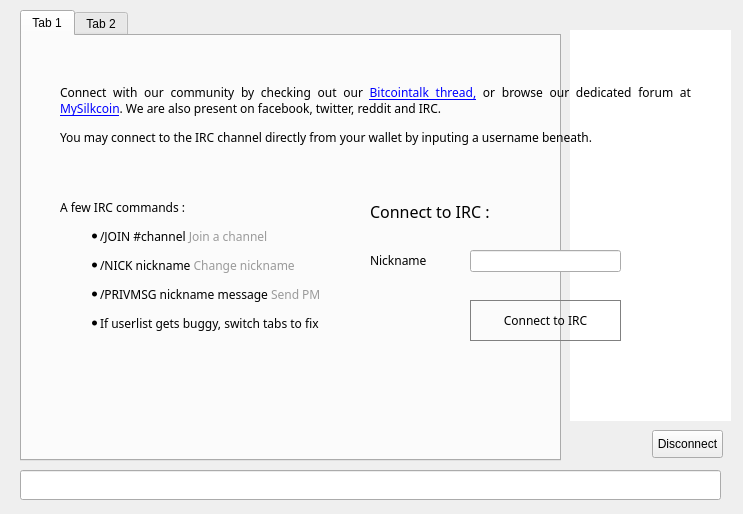
The window that src/qt/forms/chatwindow.ui (shnurf/silkcoin) describes before a commit, drawn with Qt 5.
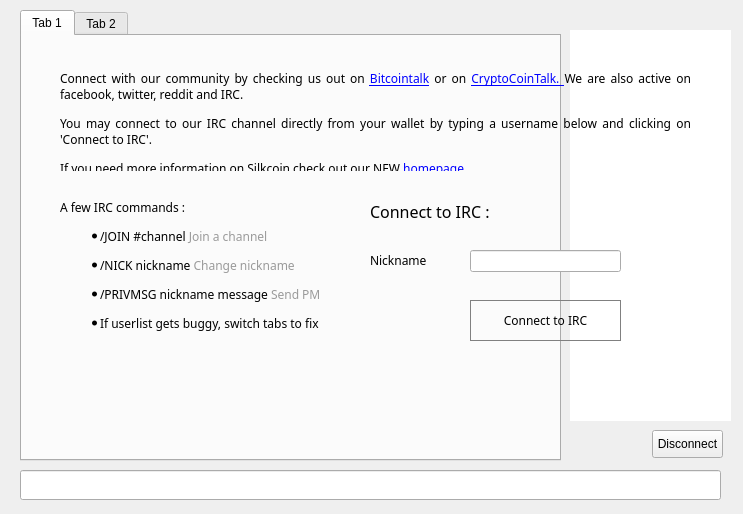
The same window after the commit. Icons and pictures are not drawn.

Diff of the .ui file:
```diff
--- a/src/qt/forms/chatwindow.ui
+++ b/src/qt/forms/chatwindow.ui
@@ -172,11 +172,11 @@
        <x>60</x>
        <y>70</y>
        <width>631</width>
-       <height>91</height>
+       <height>101</height>
       </rect>
      </property>
      <property name="text">
-      <string>&lt;html&gt;&lt;head/&gt;&lt;body&gt;&lt;p align=&quot;justify&quot;&gt;&lt;span style=&quot; font-size:9pt;&quot;&gt;Connect with our community by checking out our &lt;/span&gt;&lt;a href=&quot;https://bitcointalk.org/index.php?topic=599438.0&quot;&gt;&lt;span style=&quot; font-size:9pt; text-decoration: underline; color:#0000ff;&quot;&gt;Bitcointalk thread,&lt;/span&gt;&lt;/a&gt;&lt;span style=&quot; font-size:9pt;&quot;&gt; or browse our dedicated forum at &lt;/span&gt;&lt;a href=&quot;http://www.mysilkcoin.com&quot;&gt;&lt;span style=&quot; font-size:9pt; text-decoration: underline; color:#0000ff;&quot;&gt;MySilkcoin&lt;/span&gt;&lt;/a&gt;&lt;span style=&quot; font-size:9pt;&quot;&gt;. We are also present on facebook, twitter, reddit and IRC.&lt;/span&gt;&lt;/p&gt;&lt;p align=&quot;justify&quot;&gt;&lt;span style=&quot; font-size:9pt;&quot;&gt;You may connect to the IRC channel directly from your wallet by inputing a username beneath.&lt;/span&gt;&lt;/p&gt;&lt;/body&gt;&lt;/html&gt;</string>
+      <string>&lt;html&gt;&lt;head/&gt;&lt;body&gt;&lt;p align=&quot;justify&quot;&gt;Connect with our community by checking us out on &lt;a href=&quot;https://bitcointalk.org/index.php?topic=676976.0&quot;&gt;&lt;span style=&quot; text-decoration: underline; color:#0000ff;&quot;&gt;Bitcointalk&lt;/span&gt;&lt;/a&gt; or on &lt;a href=&quot;https://cryptocointalk.com/forum/1288-silkcoin-sc/&quot;&gt;&lt;span style=&quot; text-decoration: underline; color:#0000ff;&quot;&gt;CryptoCoinTalk. &lt;/span&gt;&lt;/a&gt;We are also active on facebook, twitter, reddit and IRC.&lt;/p&gt;&lt;p align=&quot;justify&quot;&gt;You may connect to our IRC channel directly from your wallet by typing a username below and clicking on 'Connect to IRC'.&lt;/p&gt;&lt;p align=&quot;justify&quot;&gt;If you need more information on Silkcoin check out our NEW &lt;a href=&quot;http://silkcoin.moniq.sk/&quot;&gt;&lt;span style=&quot; text-decoration: underline; color:#0000ff;&quot;&gt;homepage&lt;/span&gt;&lt;/a&gt;. &lt;/p&gt;&lt;/body&gt;&lt;/html&gt;</string>
      </property>
      <property name="wordWrap">
       <bool>true</bool>
```
Left out of the diff: 17 changed lines with no effect on the pictures.
